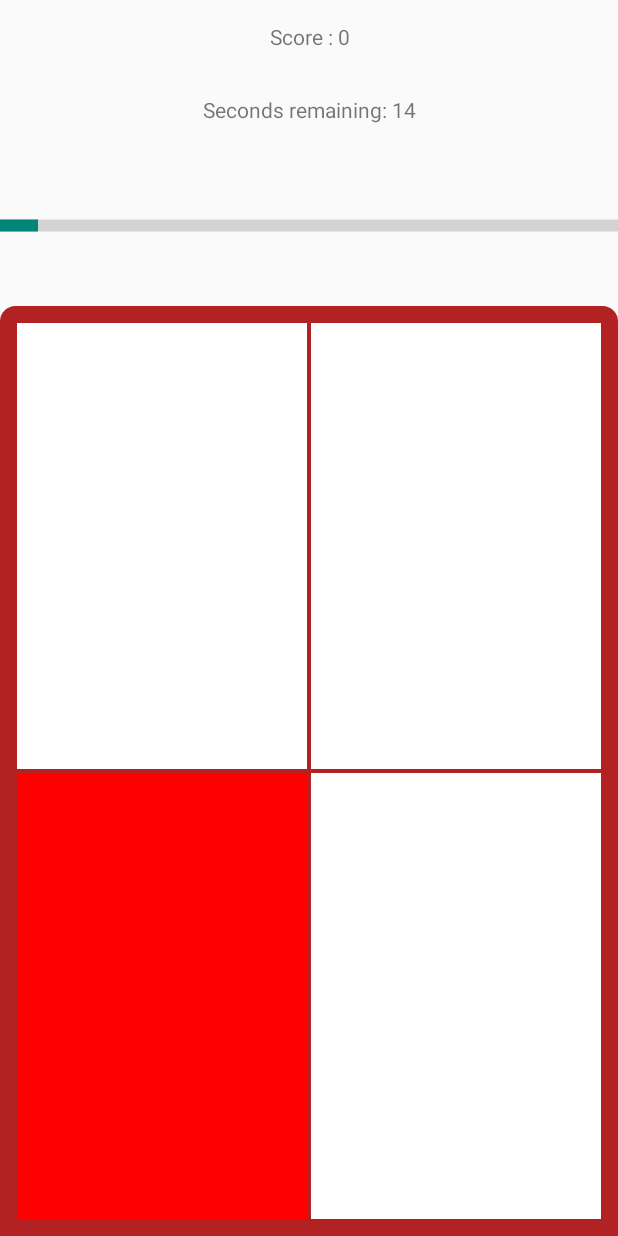
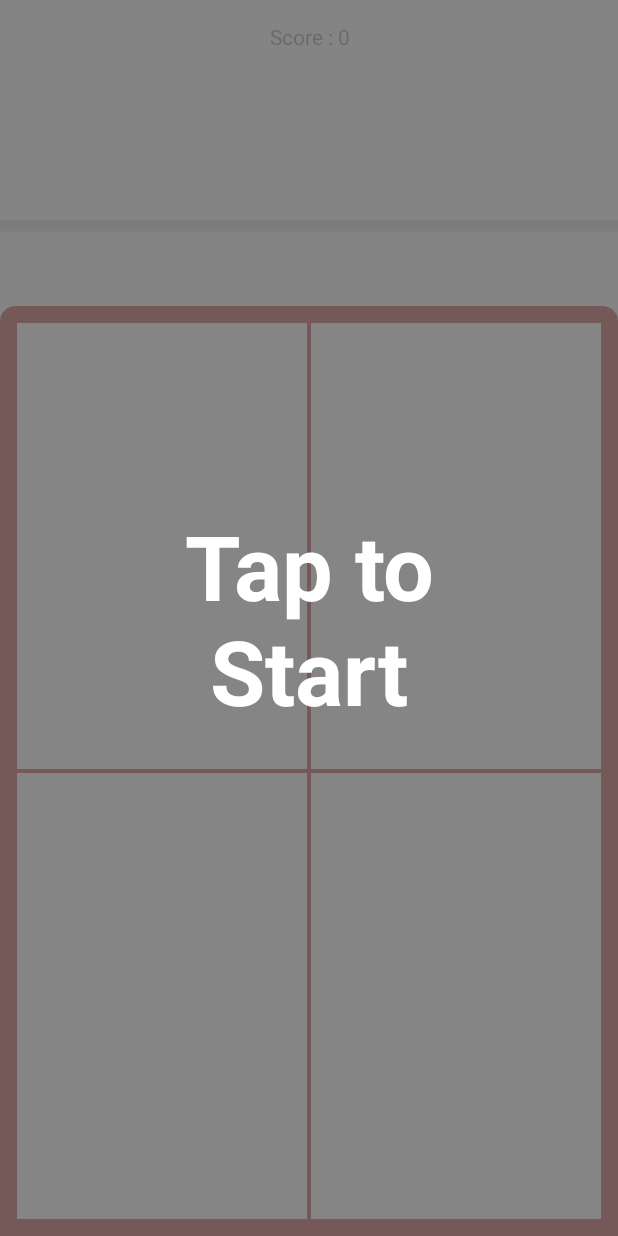
Before and after one commit to imhobo/spotAndTouch, an Android app: the GameActivity screen opened directly, with no data from a screen before it, on a phone screen of 412 x 824 dp. Run offline under Robolectric (Android 15) with nearby library versions, the phone set to English and light mode, and no system bars.

Commit message:
Add tapToStart + time in milliseconds + fix bugs

```diff
--- a/app/src/main/java/com/example/avantika/clickit/SettingsActivity.java
+++ b/app/src/main/java/com/example/avantika/clickit/SettingsActivity.java
@@ -60,13 +60,13 @@
         else if(spinner.getId() == R.id.time) {
             switch (allowedTimes[position]){
                 case "5":
-                    GameActivity.totalTime = 5;
+                    GameActivity.totalTime = 5000;
                     break;
                 case "15":
-                    GameActivity.totalTime = 15;
+                    GameActivity.totalTime = 15000;
                     break;
                 case "30":
-                    GameActivity.totalTime =30;
+                    GameActivity.totalTime = 30000;
                     break;
             }
         }
--- a/app/src/main/res/layout/activity_game.xml
+++ b/app/src/main/res/layout/activity_game.xml
@@ -4,6 +4,7 @@
     xmlns:tools="http://schemas.android.com/tools"
     android:layout_width="match_parent"
     android:layout_height="match_parent"
+    android:id="@+id/rlParent"
     >
 
     <LinearLayout
@@ -21,6 +22,7 @@
             android:orientation="vertical"
             android:layout_weight="0.2"
             android:weightSum="1">
+
 
             <TextView
                 android:layout_width="match_parent"
@@ -65,10 +67,24 @@
         android:id="@+id/llmask"
         android:layout_width="match_parent"
         android:layout_height="match_parent"
-        android:background="#15676767"
+        android:background="#CC676767"
         android:clickable="true"
         android:orientation="horizontal"
-        android:visibility="gone">
+        android:visibility="visible">
+
+        <TextView
+            android:id="@+id/tvTap"
+            android:layout_width="match_parent"
+            android:layout_height="wrap_content"
+            android:text="Tap to\nStart"
+            android:gravity="center"
+            android:textSize="60sp"
+            android:textColor="#FFFFFF"
+            android:textStyle = "bold"
+            android:layout_gravity="center_vertical"
+            android:visibility="gone"
+            />
+
     </LinearLayout>
 
 </RelativeLayout>
```
Also changed, not shown: app/src/main/java/com/example/avantika/clickit/GameActivity.java (+111 -75 lines).
